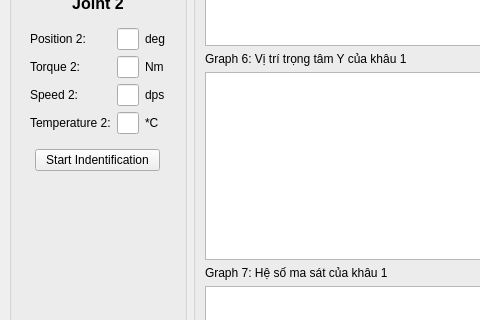
First picture: the form in gui.ui, repository duykienphan/DoAnRobot, before the edit; both pictures show x 0 to 480 and y 243 to 563 of the 1221 by 959 pixel window.
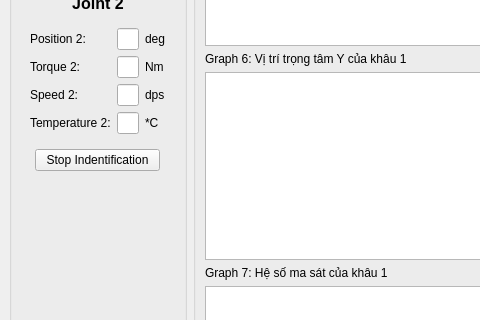
Second picture: the form after the edit. Custom widgets are drawn as their Qt base class.

The edit to the form file:
```diff
--- a/gui.ui
+++ b/gui.ui
@@ -1126,7 +1126,7 @@
                  </size>
                 </property>
                 <property name="text">
-                 <string>Start Indentification</string>
+                 <string>Stop Indentification</string>
                 </property>
                </widget>
               </item>
```
